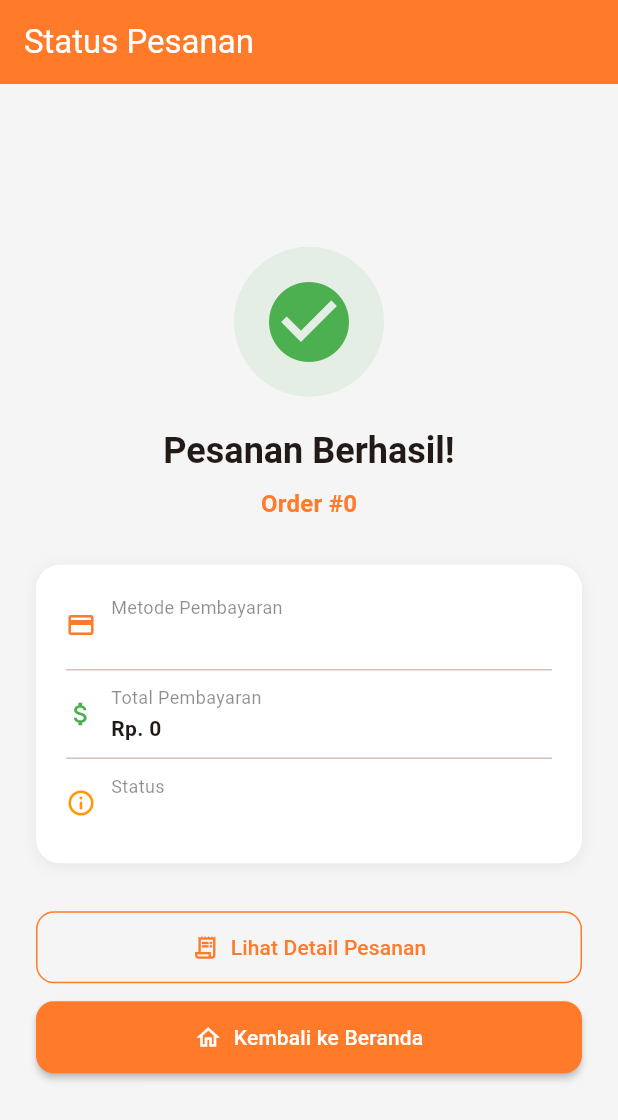
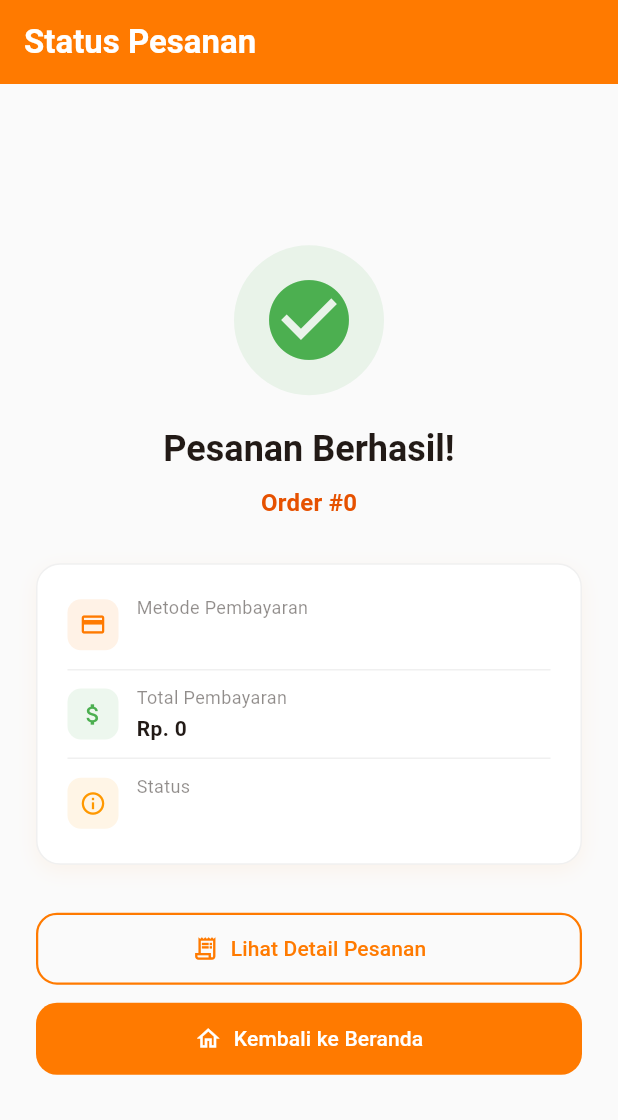
Before and after one commit to Mariariaardyanti/UAS_SEM6, a Flutter app: the OrderSuccessPage screen opened directly with empty values, on a phone screen of 412 x 824 dp. Shown: the top 1120 px of the screen. Run offline on Flutter 3.47's test engine with Material 3 defaults, Android fonts, the phone set to English and light mode, and no system bars; our stand-ins replace app_links, dio, email_validator, equatable, firebase_auth, firebase_core and 4 more; missing offline and left inert: flutter_biometric_kit; accounts and stored records are empty.

Commit message:
style(order-success): rapikan tampilan halaman pesanan berhasil

```diff
--- a/lib/features/order/presentation/pages/order_success_page.dart
+++ b/lib/features/order/presentation/pages/order_success_page.dart
@@ -1,6 +1,11 @@
 import 'package:flutter/material.dart';
 import 'package:pasar_malam/core/routes/app_router.dart';
 import 'package:pasar_malam/features/order/data/models/order_model.dart';
+
+// ── Orange theme accents (UI only) ─────────────────────────
+const Color _kOrangePrimary = Color(0xFFFF7A00);
+const Color _kOrangeDark = Color(0xFFE65100);
+const Color _kBg = Color(0xFFFAFAFA);
 
 class OrderSuccessPage extends StatelessWidget {
   final OrderModel order;
@@ -51,14 +56,19 @@ class OrderSuccessPage extends StatelessWidget {
 
   @override
   Widget build(BuildContext context) {
-    final primary = Theme.of(context).colorScheme.primary;
-    final surface = Theme.of(context).colorScheme.surface;
     final onSurface = Theme.of(context).colorScheme.onSurface;
 
     return Scaffold(
+      backgroundColor: _kBg,
       appBar: AppBar(
         automaticallyImplyLeading: false,
-        title: const Text('Status Pesanan'),
+        title: const Text(
+          'Status Pesanan',
+          style: TextStyle(fontWeight: FontWeight.w700, color: Colors.white),
+        ),
+        backgroundColor: _kOrangePrimary,
+        foregroundColor: Colors.white,
+        elevation: 0,
       ),
       body: Center(
         child: SingleChildScrollView(
@@ -92,7 +102,7 @@ class OrderSuccessPage extends StatelessWidget {
               Text(
                 'Order #${order.id}',
                 style: Theme.of(context).textTheme.titleMedium?.copyWith(
-                      color: primary,
+                      color: _kOrangeDark,
                       fontWeight: FontWeight.w600,
                     ),
               ),
@@ -102,13 +112,14 @@ class OrderSuccessPage extends StatelessWidget {
               Container(
                 width: double.infinity,
                 decoration: BoxDecoration(
-                  color: surface,
+                  color: Colors.white,
                   borderRadius: BorderRadius.circular(16),
+                  border: Border.all(color: const Color(0xFFF0F0F0)),
                   boxShadow: [
                     BoxShadow(
-                      color: Colors.black.withValues(alpha: 0.06),
-                      blurRadius: 8,
-                      offset: const Offset(0, 2),
+                      color: _kOrangePrimary.withValues(alpha: 0.06),
+                      blurRadius: 10,
+                      offset: const Offset(0, 4),
                     ),
                   ],
                 ),
@@ -120,9 +131,9 @@ class OrderSuccessPage extends StatelessWidget {
                         label: 'Metode Pembayaran',
                         value: _paymentMethodLabel(order.paymentMethod),
                         icon: Icons.payment,
-                        iconColor: primary,
+                        iconColor: _kOrangePrimary,
                       ),
-                      const Divider(height: 20),
+                      const Divider(height: 20, color: Color(0xFFF0F0F0)),
                       _InfoRow(
                         label: 'Total Pembayaran',
                         value: _formatPrice(order.totalAmount),
@@ -130,7 +141,7 @@ class OrderSuccessPage extends StatelessWidget {
                         iconColor: Colors.green,
                         valueBold: true,
                       ),
-                      const Divider(height: 20),
+                      const Divider(height: 20, color: Color(0xFFF0F0F0)),
                       _InfoRow(
                         label: 'Status',
                         value: _statusLabel(order.status),
@@ -153,10 +164,10 @@ class OrderSuccessPage extends StatelessWidget {
                   style: OutlinedButton.styleFrom(
                     padding: const EdgeInsets.symmetric(vertical: 14),
                     shape: RoundedRectangleBorder(
-                      borderRadius: BorderRadius.circular(12),
+                      borderRadius: BorderRadius.circular(14),
                     ),
-                    side: BorderSide(color: primary),
-                    foregroundColor: primary,
+                    side: const BorderSide(color: _kOrangePrimary, width: 1.5),
+                    foregroundColor: _kOrangePrimary,
                   ),
                   onPressed: () {
                     Navigator.pushNamed(
@@ -176,11 +187,12 @@ class OrderSuccessPage extends StatelessWidget {
                   icon: const Icon(Icons.home_outlined),
                   label: const Text('Kembali ke Beranda'),
                   style: ElevatedButton.styleFrom(
-                    backgroundColor: primary,
+                    backgroundColor: _kOrangePrimary,
                     foregroundColor: Colors.white,
+                    elevation: 0,
                     padding: const EdgeInsets.symmetric(vertical: 14),
                     shape: RoundedRectangleBorder(
-                      borderRadius: BorderRadius.circular(12),
+                      borderRadius: BorderRadius.circular(14),
                     ),
                   ),
                   onPressed: () {
@@ -221,8 +233,16 @@ class _InfoRow extends StatelessWidget {
 
     return Row(
       children: [
-        Icon(icon, color: iconColor, size: 20),
-        const SizedBox(width: 10),
+        Container(
+          width: 34,
+          height: 34,
+          decoration: BoxDecoration(
+            color: iconColor.withValues(alpha: 0.1),
+            borderRadius: BorderRadius.circular(9),
+          ),
+          child: Icon(icon, color: iconColor, size: 18),
+        ),
+        const SizedBox(width: 12),
         Expanded(
           child: Column(
             crossAxisAlignment: CrossAxisAlignment.start,
```
